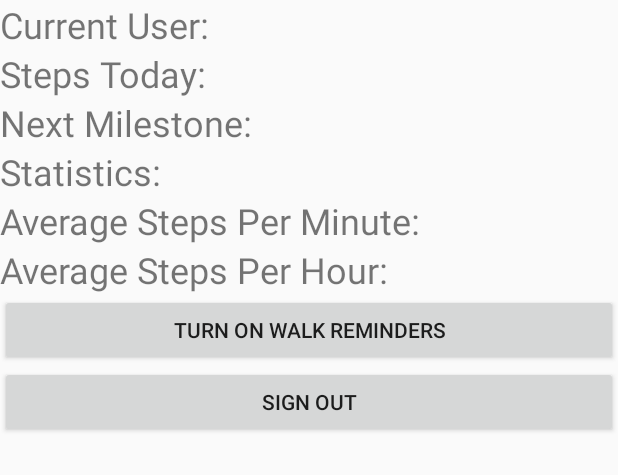
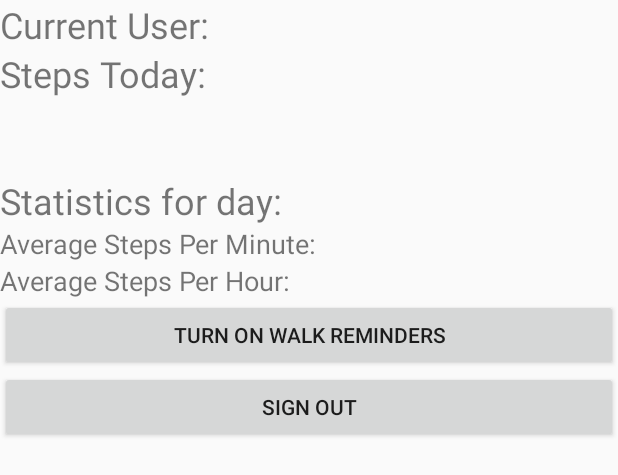
Before and after one commit to JordanLJoyner/AndroidFitnessApp, an Android app: the layout activity_main.xml on its own in the app's theme, with its tools: preview values and no code run, on a phone screen of 412 x 824 dp. Shown: the top 475 px of the screen. Run offline under Robolectric (Android 15) with nearby library versions, the phone set to English and light mode, and no system bars.

Commit message:
Added Statistics for day

```diff
--- a/JordanFitnessApp/app/src/main/res/layout/activity_main.xml
+++ b/JordanFitnessApp/app/src/main/res/layout/activity_main.xml
@@ -23,28 +23,34 @@
         android:layout_height="wrap_content"
         android:id="@+id/steps_until_mini_goal_textview"
         android:text="Next Milestone:"
-        android:textSize="24sp"/>
+        android:textSize="24sp"
+        android:visibility="invisible"/>
 
     <TextView
-        android:text="Statistics:"
         android:layout_width="match_parent"
         android:layout_height="wrap_content"
-        android:id="@+id/textView4"
+        android:id="@+id/textView"/>
+
+    <TextView
+        android:text="Statistics for day:"
+        android:layout_width="match_parent"
+        android:layout_height="wrap_content"
+        android:id="@+id/statistics_for_day_textview"
         android:textSize="24sp"/>
 
     <TextView
         android:text="Average Steps Per Minute:"
         android:layout_width="match_parent"
         android:layout_height="wrap_content"
-        android:id="@+id/textView5"
-        android:textSize="24sp"/>
+        android:id="@+id/average_steps_per_minute_textview"
+        android:textSize="18sp"/>
 
     <TextView
         android:text="Average Steps Per Hour:"
         android:layout_width="match_parent"
         android:layout_height="wrap_content"
-        android:id="@+id/textView6"
-        android:textSize="24sp"/>
+        android:id="@+id/average_steps_per_hour_textview"
+        android:textSize="18sp"/>
 
     <Button
         android:text="Turn On Walk Reminders"
```
Also changed, not shown: JordanFitnessApp/app/src/main/java/com/jordan/jordanfitnessapp/MainActivity.java (+23 -7 lines).
